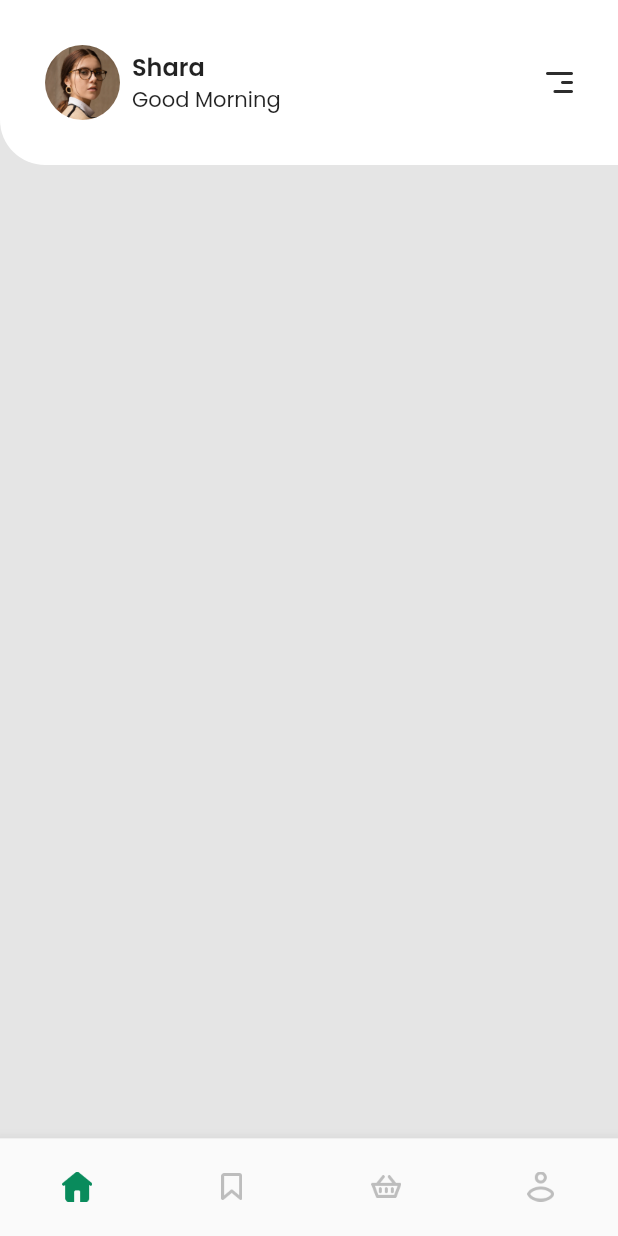
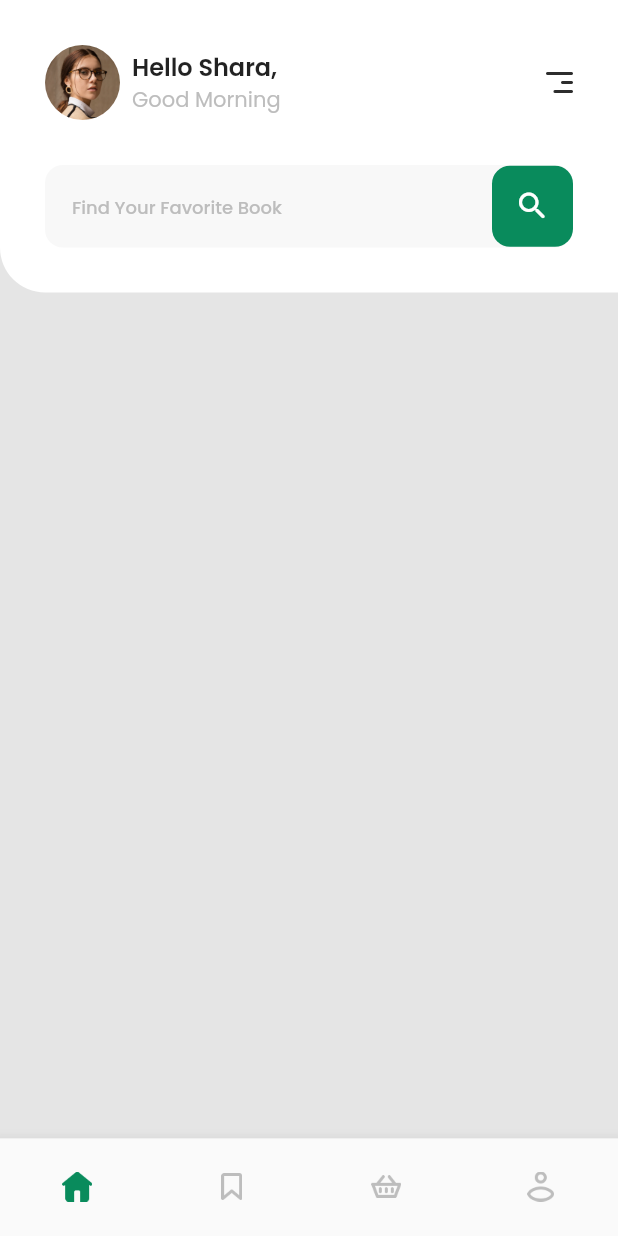
Before and after one commit to kodirzaelani/ebook, a Flutter app: the screen it shows after launch, on a phone screen of 412 x 824 dp. Run offline on Flutter 3.47's test engine with Material 2 defaults, Android fonts, the phone set to English and light mode, and no system bars; our stand-ins replace google_fonts.

Commit message:
add  search field

```diff
--- a/lib/screens/home/homa_page.dart
+++ b/lib/screens/home/homa_page.dart
@@ -32,12 +32,14 @@ class HomePage extends StatelessWidget {
               crossAxisAlignment: CrossAxisAlignment.start,
               children: [
                 Text(
-                  'Shara',
+                  'Hello Shara,',
                   style: semiBoldText16,
                 ),
                 Text(
                   'Good Morning',
-                  style: regularText14,
+                  style: regularText14.copyWith(
+                    color: greyColor,
+                  ),
                 ),
               ],
             ),
@@ -47,6 +49,44 @@ class HomePage extends StatelessWidget {
               width: 18,
             ),
           ],
+        ),
+      );
+    }
+
+    Widget searchField() {
+      return Container(
+        margin: const EdgeInsets.symmetric(horizontal: 30),
+        child: TextField(
+          decoration: InputDecoration(
+            hintText: 'Find Your Favorite Book',
+            hintStyle: mediumText12.copyWith(color: greyColor),
+            fillColor: greyColorSearchField,
+            filled: true,
+            border: const OutlineInputBorder(
+              borderSide: BorderSide.none,
+              borderRadius: BorderRadius.all(
+                Radius.circular(12),
+              ),
+            ),
+            isCollapsed: true,
+            contentPadding: const EdgeInsets.all(18),
+            suffixIcon: InkWell(
+              onTap: () {},
+              child: Container(
+                padding: const EdgeInsets.all(15),
+                decoration: BoxDecoration(
+                  color: greenColor,
+                  borderRadius: const BorderRadius.all(
+                    Radius.circular(12),
+                  ),
+                ),
+                child: Icon(
+                  Icons.search_rounded,
+                  color: whiteColor,
+                ),
+              ),
+            ),
+          ),
         ),
       );
     }
@@ -68,6 +108,10 @@ class HomePage extends StatelessWidget {
             child: Column(
               children: [
                 header(),
+                const SizedBox(
+                  height: 30,
+                ),
+                searchField(),
               ],
             ),
           ),
```
